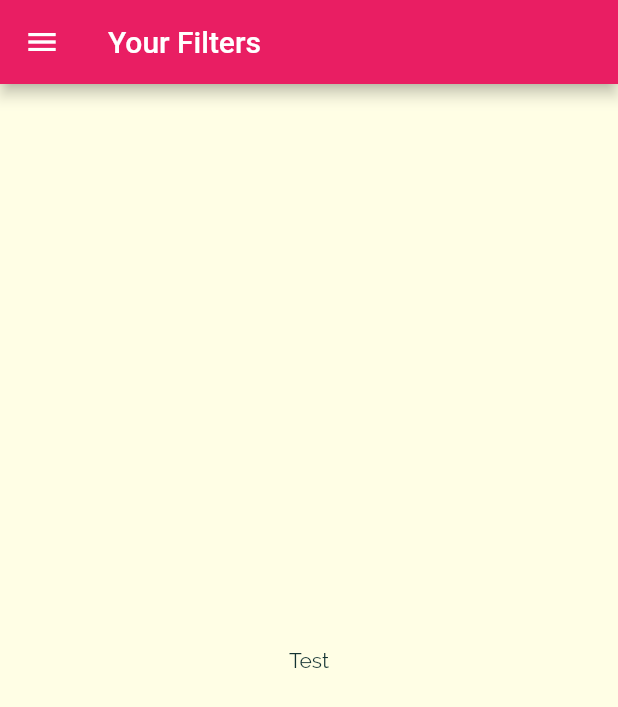
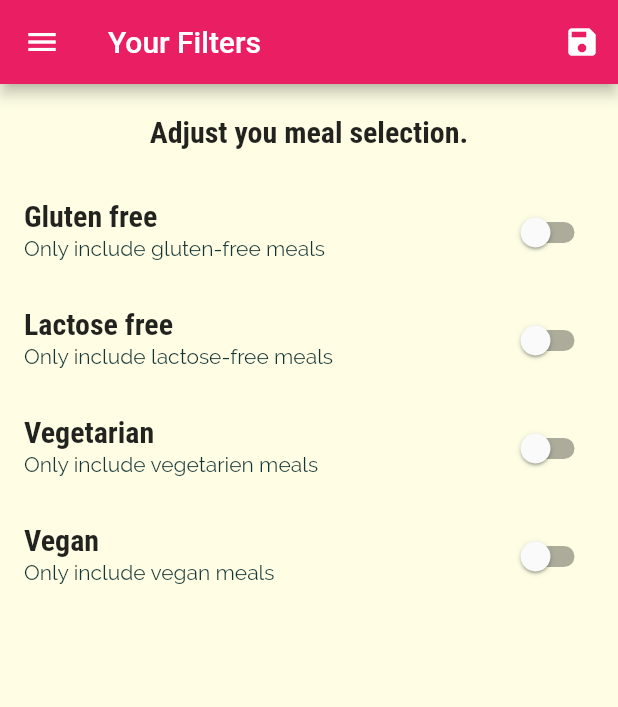
Before and after one commit to MohamedBentouhami/meals_app, a Flutter app: the FilterScreen screen opened by its route, on a phone screen of 412 x 824 dp. Shown: the top 707 px of the screen. Run offline on Flutter 3.47's test engine with Material 2 defaults, Android fonts, the phone set to English and light mode, and no system bars.

Commit message:
add filters functionnality

```diff
--- a/meals_app/lib/main.dart
+++ b/meals_app/lib/main.dart
@@ -1,14 +1,51 @@
 import 'package:flutter/material.dart';
-import 'package:meals_app/screens/filters_screen.dart';
 
+import './screens/filters_screen.dart';
 import './screens/tabs_screen.dart';
 import './screens/meal_detail_screen.dart';
+import 'models/meal.dart';
 import 'screens/category_meal_screen.dart';
+
+import './dummy_data.dart';
 
 void main() => runApp(const MyApp());
 
-class MyApp extends StatelessWidget {
+class MyApp extends StatefulWidget {
   const MyApp({super.key});
+
+  @override
+  State<MyApp> createState() => _MyAppState();
+}
+
+class _MyAppState extends State<MyApp> {
+  Map<String, bool> _filters = {
+    'gluten': false,
+    'lactose': false,
+    'vegetarian': false,
+    'vegan': false,
+  };
+  List<Meal> _availableMeals = DUMMY_MEALS;
+
+  void _setFilters(Map<String, bool> filtrerData) {
+    setState(() {
+      _filters = filtrerData;
+      _availableMeals = DUMMY_MEALS.where((meal) {
+        if (_filters['gluten'] as bool && !meal.isGlutenFree) {
+          return false;
+        }
+        if (_filters['lactose'] as bool && !meal.isLactoseFree) {
+          return false;
+        }
+        if (_filters['vegan'] as bool && !meal.isVegan) {
+          return false;
+        }
+        if (_filters['vegetarian'] as bool && !meal.isVegetarian) {
+          return false;
+        }
+        return true;
+      }).toList();
+    });
+  }
 
   @override
   Widget build(BuildContext context) {
@@ -35,9 +72,11 @@ class MyApp extends StatelessWidget {
       initialRoute: '/',
       routes: {
         '/': (context) => TabsScreen(),
-        CategoryMealScreen.routeName: (context) => CategoryMealScreen(),
+        CategoryMealScreen.routeName: (context) =>
+            CategoryMealScreen(_availableMeals),
         MealDetailScreen.routeName: (context) => MealDetailScreen(),
-        FilterScreen.routeName: (context) => FilterScreen(),
+        FilterScreen.routeName: (context) =>
+            FilterScreen(_filters, _setFilters),
       },
       debugShowCheckedModeBanner: false,
     );
--- a/meals_app/lib/screens/category_meal_screen.dart
+++ b/meals_app/lib/screens/category_meal_screen.dart
@@ -1,12 +1,14 @@
 import 'package:flutter/material.dart';
 
-import '../dummy_data.dart';
 import '../widgets/meal_item.dart';
 import 'package:meals_app/models/meal.dart';
 
 // ignore: use_key_in_widget_constructors
 class CategoryMealScreen extends StatefulWidget {
   static const routeName = '/category_meals';
+  final List<Meal> meals;
+
+  const CategoryMealScreen(this.meals);
 
   @override
   State<CategoryMealScreen> createState() => _CategoryMealScreenState();
@@ -30,7 +32,7 @@ class _CategoryMealScreenState extends State<CategoryMealScreen> {
           ModalRoute.of(context)?.settings.arguments as Map<String, String>;
       final categoryId = routeArgs['id'];
       categoryTitle = routeArgs['title'];
-      displayedMeals = DUMMY_MEALS.where((meal) {
+      displayedMeals = widget.meals.where((meal) {
         return meal.categories.contains(categoryId);
       }).toList();
       _loadedInitData = true;
--- a/meals_app/lib/screens/filters_screen.dart
+++ b/meals_app/lib/screens/filters_screen.dart
@@ -1,18 +1,106 @@
+import 'package:flutter/gestures.dart';
 import 'package:flutter/material.dart';
 import '../widgets/main_drawer.dart';
 
 // ignore: use_key_in_widget_constructors
-class FilterScreen extends StatelessWidget {
+class FilterScreen extends StatefulWidget {
   static const routeName = '/filters';
+  final Function saveFilters;
+  Map<String, bool> currenFilters;
+
+  FilterScreen(this.currenFilters, this.saveFilters);
 
   @override
+  State<FilterScreen> createState() => _FilterScreenState();
+}
+
+class _FilterScreenState extends State<FilterScreen> {
+  var _glutenFree = false;
+  var _vegetarian = false;
+  var _vegan = false;
+  var _lactoseFree = false;
+  @override
+  void initState() {
+    // TODO: implement initState
+    super.initState();
+    _glutenFree = widget.currenFilters['gluten'] as bool;
+    _lactoseFree = widget.currenFilters['lactose'] as bool;
+    _vegan = widget.currenFilters['vegan'] as bool;
+    _vegetarian = widget.currenFilters['vegetarian'] as bool;
+  }
+
+  Widget _buildSwitchListTitle(String title, String description,
+      bool currentValue, void Function(bool) updateValue) {
+    return SwitchListTile(
+      value: currentValue,
+      onChanged: updateValue,
+      title: Text(title),
+      subtitle: Text(description),
+    );
+  }
+
   Widget build(BuildContext context) {
     return Scaffold(
       appBar: AppBar(
         title: const Text('Your Filters'),
+        actions: [
+          IconButton(
+              onPressed: () {
+                final selectFiltres = {
+                  'gluten': _glutenFree,
+                  'lactose': _lactoseFree,
+                  'vegetarian': _vegetarian,
+                  'vegan': _vegan,
+                };
+
+                widget.saveFilters(selectFiltres);
+              },
+              icon: const Icon(Icons.save))
+        ],
       ),
-      body: const Center(
-        child: Text('Test'),
+      body: Column(
+        children: <Widget>[
+          Container(
+            padding: const EdgeInsets.all(20),
+            child: Text(
+              'Adjust you meal selection.',
+              style: Theme.of(context).textTheme.titleMedium,
+            ),
+          ),
+          Expanded(
+            child: ListView(
+              children: <Widget>[
+                _buildSwitchListTitle('Gluten free',
+                    'Only include gluten-free meals', _glutenFree, (newValue) {
+                  setState(() {
+                    _glutenFree = newValue;
+                  });
+                }),
+                _buildSwitchListTitle(
+                    'Lactose free',
+                    'Only include lactose-free meals',
+                    _lactoseFree, (newValue) {
+                  setState(() {
+                    _lactoseFree = newValue;
+                  });
+                }),
+                _buildSwitchListTitle(
+                    'Vegetarian', 'Only include vegetarien meals', _vegetarian,
+                    (newValue) {
+                  setState(() {
+                    _vegetarian = newValue;
+                  });
+                }),
+                _buildSwitchListTitle(
+                    'Vegan', 'Only include vegan meals', _vegan, (newValue) {
+                  setState(() {
+                    _vegan = newValue;
+                  });
+                }),
+              ],
+            ),
+          )
+        ],
       ),
       drawer: MainDrawer(),
     );
```
